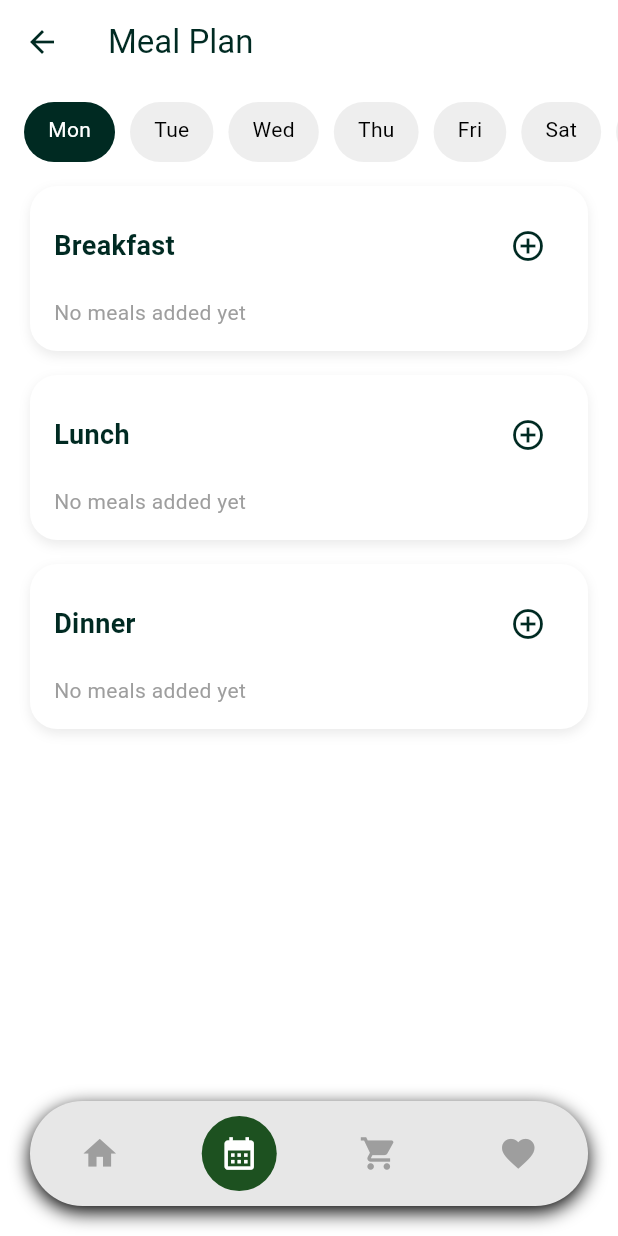
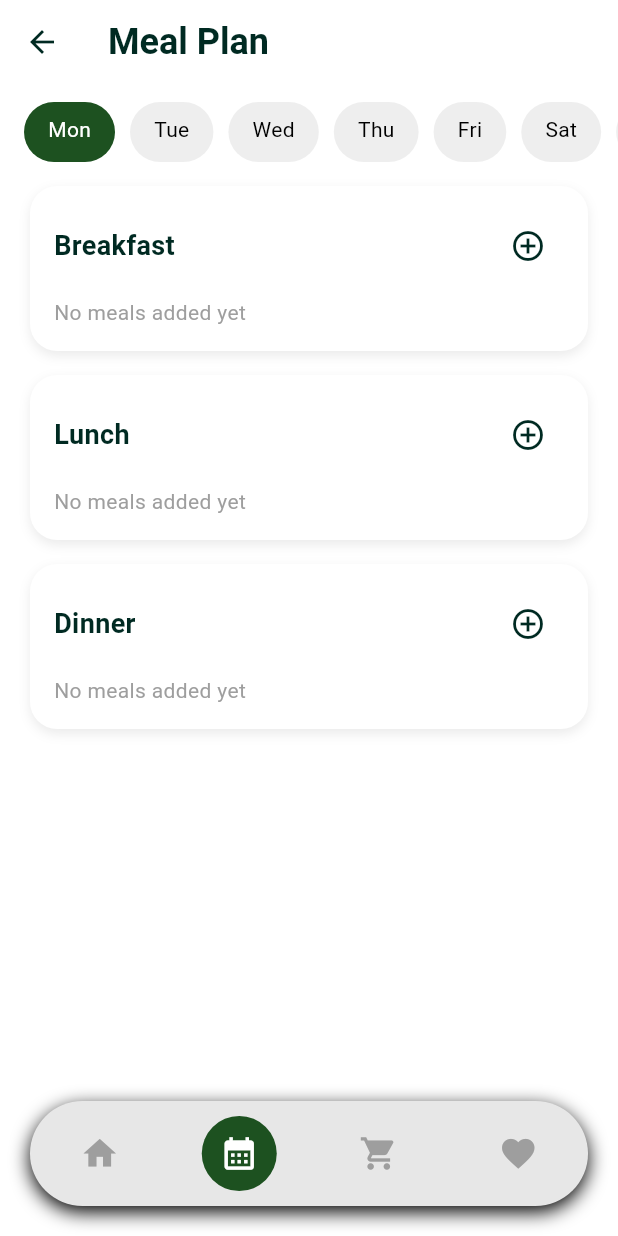
Before and after one commit to maelprz/MobDev-RecipeCookBook, a Flutter app: the screen it shows after launch, item 2 of the bottom bar chosen, on a phone screen of 412 x 824 dp. Run offline on Flutter 3.47's test engine with Material 3 defaults, Android fonts, the phone set to English and light mode, and no system bars; our stand-ins replace flutter_riverpod.

Commit message:
Making meal plan screen accessible to all screens, and fixing the routing

```diff
--- a/flutter_application_recipebook/lib/Screens/meal_plan_screen.dart
+++ b/flutter_application_recipebook/lib/Screens/meal_plan_screen.dart
@@ -1,4 +1,3 @@
-// Screens/meal_plan_screen.dart
 import 'package:flutter/material.dart';
 import 'package:flutter_riverpod/flutter_riverpod.dart';
 
@@ -20,7 +19,7 @@ class MealPlanScreen extends ConsumerStatefulWidget {
 
 class _MealPlanScreenState extends ConsumerState<MealPlanScreen> {
   String selectedDay = 'Monday';
-  int _currentIndex = 1; // ✅ Meal Plan
+  final int _currentIndex = 1;
 
   final List<String> days = const [
     'Monday',
@@ -43,7 +42,6 @@ class _MealPlanScreenState extends ConsumerState<MealPlanScreen> {
           (_) => false,
         );
         break;
-
       case 3:
         Navigator.pushAndRemoveUntil(
           context,
@@ -59,13 +57,13 @@ class _MealPlanScreenState extends ConsumerState<MealPlanScreen> {
 
     final selected = await showModalBottomSheet(
       context: context,
-      isScrollControlled: true, // ✅ allows taller modal
+      isScrollControlled: true,
       shape: const RoundedRectangleBorder(
         borderRadius: BorderRadius.vertical(top: Radius.circular(24)),
       ),
       builder: (context) {
         return SizedBox(
-          height: MediaQuery.of(context).size.height * 0.85, // ✅ BIGGER
+          height: MediaQuery.of(context).size.height * 0.85,
           child: MealRecipePickerScreen(recipes: recipes),
         );
       },
@@ -85,18 +83,31 @@ class _MealPlanScreenState extends ConsumerState<MealPlanScreen> {
     return Scaffold(
       backgroundColor: Colors.white,
       appBar: AppBar(
-        title: const Text('Meal Plan'),
         backgroundColor: Colors.white,
-        foregroundColor: const Color(0xFF002A22),
         elevation: 0,
-        leading: BackButton(onPressed: () => Navigator.pop(context)),
+        leading: IconButton(
+          icon: const Icon(Icons.arrow_back, color: Color(0xFF002A22)),
+          onPressed: () {
+            Navigator.pushAndRemoveUntil(
+              context,
+              MaterialPageRoute(builder: (_) => const HomeScreen()),
+              (route) => false,
+            );
+          },
+        ),
+        title: const Text(
+          'Meal Plan',
+          style: TextStyle(
+            color: Color(0xFF002A22),
+            fontSize: 24,
+            fontWeight: FontWeight.bold,
+          ),
+        ),
       ),
       body: SafeArea(
         child: Column(
           children: [
             const SizedBox(height: 12),
-
-            // Days selector
             SizedBox(
               height: 40,
               child: ListView.separated(
@@ -117,7 +128,7 @@ class _MealPlanScreenState extends ConsumerState<MealPlanScreen> {
                       ),
                       decoration: BoxDecoration(
                         color: isSelected
-                            ? const Color(0xFF002A22)
+                            ? const Color(0xFF1D5120)
                             : Colors.grey.shade200,
                         borderRadius: BorderRadius.circular(20),
                       ),
@@ -132,9 +143,7 @@ class _MealPlanScreenState extends ConsumerState<MealPlanScreen> {
                 },
               ),
             ),
-
             const SizedBox(height: 16),
-
             Expanded(
               child: ListView(
                 padding: const EdgeInsets.symmetric(horizontal: 20),
--- a/flutter_application_recipebook/lib/Widgets/bottom_nav_pill.dart
+++ b/flutter_application_recipebook/lib/Widgets/bottom_nav_pill.dart
@@ -63,7 +63,7 @@ class _NavItem extends StatelessWidget {
         padding: const EdgeInsets.all(12),
         decoration: BoxDecoration(
           color: isActive
-              ? const Color.fromARGB(255, 29, 81, 32)
+              ? const Color.from(alpha: 1, red: 0.114, green: 0.318, blue: 0.125)
               : Colors.transparent,
           borderRadius: BorderRadius.circular(30),
         ),
```
Also changed, not shown: flutter_application_recipebook/lib/Screens/category_recipe_screen.dart (+6 -1 lines), flutter_application_recipebook/lib/Screens/favorites_list_screen.dart (+12 -6 lines), flutter_application_recipebook/lib/Screens/recipe_details_screen.dart (+9 -13 lines), flutter_application_recipebook/lib/Screens/view_all_categories.dart (+6 -18 lines).
